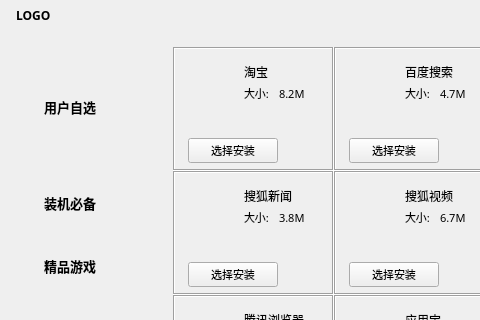
First picture: the form in src/ui/installation.ui, repository tkpclark/tinker, before the edit; both pictures show x 0 to 480 and y 0 to 320 of the 800 by 480 pixel window.
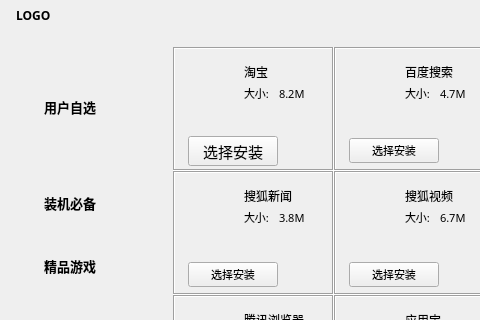
Second picture: the form after the edit. Icons and pictures are not drawn.

The edit to the form file:
```diff
--- a/src/ui/installation.ui
+++ b/src/ui/installation.ui
@@ -860,8 +860,8 @@
                  </property>
                  <property name="font">
                   <font>
-                   <family>微软雅黑</family>
-                   <pointsize>8</pointsize>
+                   <family>Lucida Grande</family>
+                   <pointsize>11</pointsize>
                   </font>
                  </property>
                  <property name="layoutDirection">
```
Left out of the diff: 377 changed lines with no effect on the pictures.
